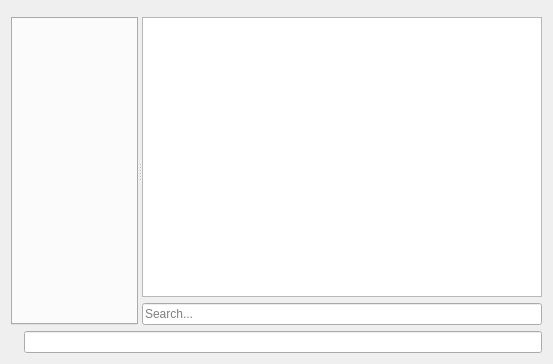
Before: the Qt Designer form ui/chatwidget.ui in lighterowl/czateria, drawn with Qt 5.
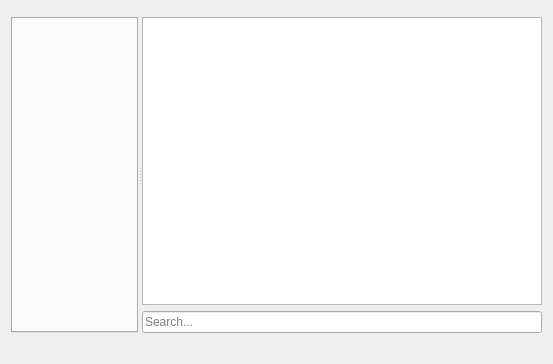
After: the same form once the commit is applied. Icons and pictures are not drawn. Custom widgets are drawn as their Qt base class.

Commit message:
Create separate line edits for each conversation tab (#110)
This makes it harder to accidentally send a message to someone when you're writing one and a new automatically-approved private message request comes in, opening a new tab.

Besides, it just makes sense : you can have other stuff stored as a "draft" for each of your interlocutors.

Patch:
```diff
--- a/ui/chatwidget.ui
+++ b/ui/chatwidget.ui
@@ -148,7 +148,7 @@
        </widget>
       </item>
       <item>
-       <widget class="QLineEdit" name="lineEdit"/>
+       <widget class="QStackedWidget" name="stackedLineEdits"/>
       </item>
      </layout>
     </widget>
```
The commit also changes 4 other files.
